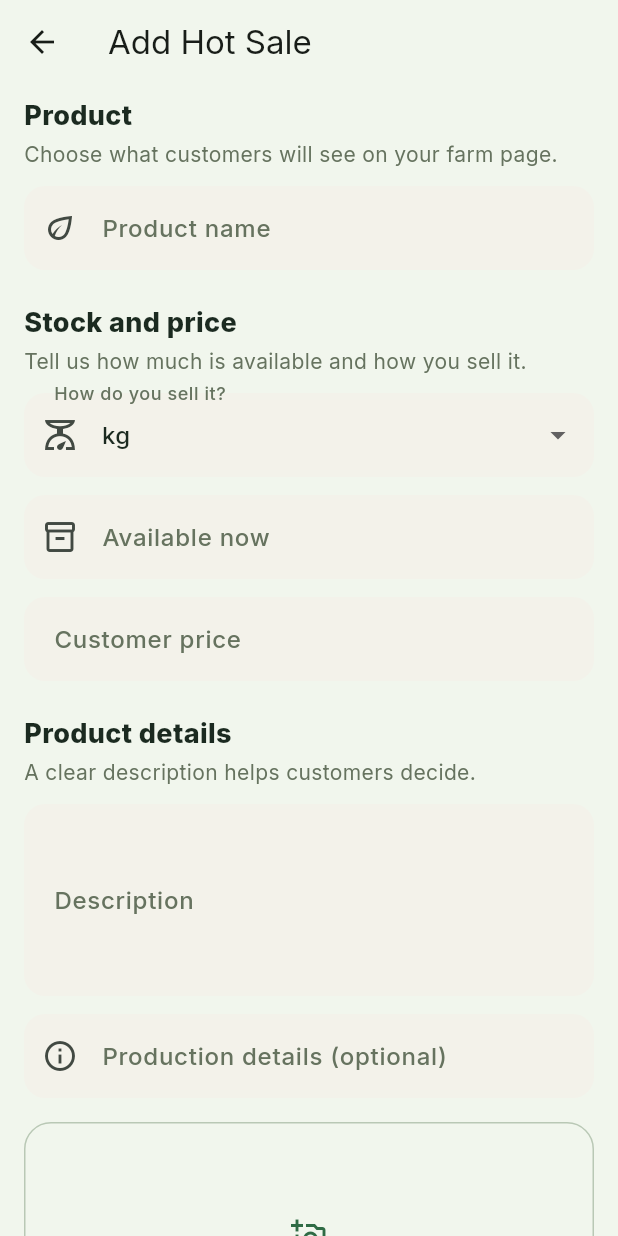
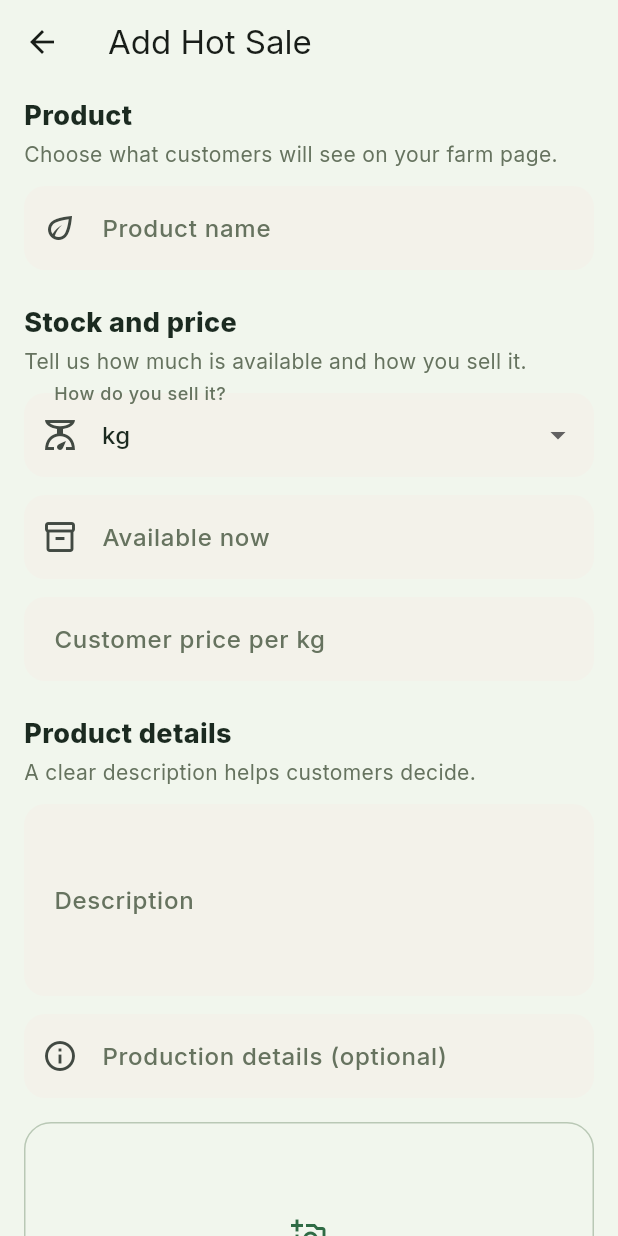
Before and after one commit to Tokol/frshnearbyapp, a Flutter app: the HotSalesScreen screen opened directly, after a tap on "Add product", on a phone screen of 412 x 824 dp. Run offline on Flutter 3.47's test engine with Material 3 defaults, Android fonts, the phone set to English and light mode, and no system bars; our stand-ins replace country_picker, device_info_plus, dio, file_picker, firebase_auth, firebase_core and 8 more; accounts and stored records are empty; network calls fail.

Commit message:
Add custom selling units to Hot Sales

```diff
--- a/lib/features/hot_sales/hot_sales.dart
+++ b/lib/features/hot_sales/hot_sales.dart
@@ -100,6 +100,7 @@ class _Sale {
   double get quantity => (json['quantity'] as num).toDouble();
   int get priceCents => json['priceCents'] as int;
   String get unit => json['unit'] as String;
+  String? get customUnit => json['customUnit'] as String?;
   Uint8List get image => base64Decode(json['imageBase64'] as String);
 }
 
@@ -151,7 +152,7 @@ class _HotSalesApi {
 
   Future<List<_Sale>> sales() async {
     final data = await send(
-      'query { myHotSales { id categoryKey originalLanguage detectedLanguage originalTitle description productionDetail unit priceCents quantity producedAt availableAtFarm status imageMimeType imageBase64 translations { locale title description productionDetail status provider model } rekoRings { id name municipality regionName } } }',
+      'query { myHotSales { id categoryKey originalLanguage detectedLanguage originalTitle description productionDetail unit customUnit priceCents quantity producedAt availableAtFarm status imageMimeType imageBase64 translations { locale title description productionDetail status provider model } rekoRings { id name municipality regionName } } }',
     );
     return (data['myHotSales'] as List<dynamic>)
         .map((v) => _Sale(v as Map<String, dynamic>))
@@ -267,7 +268,10 @@ class _SaleCard extends StatelessWidget {
 
   @override
   Widget build(BuildContext context) {
-    final unit = _unitLabel(context, sale.unit);
+    final unit =
+        sale.unit == 'OTHER' && sale.customUnit?.trim().isNotEmpty == true
+            ? sale.customUnit!.trim()
+            : _unitLabel(context, sale.unit);
     return Container(
       padding: const EdgeInsets.all(14),
       decoration: BoxDecoration(
@@ -400,6 +404,7 @@ class _CreateHotSaleScreenState extends State<_CreateHotSaleScreen> {
   final _production = TextEditingController();
   final _quantity = TextEditingController();
   final _price = TextEditingController();
+  final _customUnit = TextEditingController();
   final _search = TextEditingController();
   String _unit = 'KILOGRAM';
   bool _farm = true;
@@ -416,6 +421,7 @@ class _CreateHotSaleScreenState extends State<_CreateHotSaleScreen> {
     _production.dispose();
     _quantity.dispose();
     _price.dispose();
+    _customUnit.dispose();
     _search.dispose();
     super.dispose();
   }
@@ -476,6 +482,7 @@ class _CreateHotSaleScreenState extends State<_CreateHotSaleScreen> {
                         'BUNCH',
                         'BOX',
                         'DOZEN',
+                        'OTHER',
                       ]
                       .map(
                         (u) => DropdownMenuItem(
@@ -486,6 +493,27 @@ class _CreateHotSaleScreenState extends State<_CreateHotSaleScreen> {
                       .toList(),
               onChanged: (value) => setState(() => _unit = value!),
             ),
+            if (_unit == 'OTHER') ...[
+              const SizedBox(height: 12),
+              TextFormField(
+                controller: _customUnit,
+                textCapitalization: TextCapitalization.sentences,
+                decoration: InputDecoration(
+                  labelText: localizeText(context, 'Custom selling unit'),
+                  hintText: localizeText(
+                    context,
+                    'For example: bag, tray, jar, or 5 kg box',
+                  ),
+                  prefixIcon: const Icon(Icons.edit_outlined),
+                ),
+                onChanged: (_) => setState(() {}),
+                validator:
+                    (value) =>
+                        (value?.trim().isEmpty ?? true)
+                            ? localizeText(context, 'Enter your selling unit.')
+                            : null,
+              ),
+            ],
             const SizedBox(height: 12),
             TextFormField(
               controller: _quantity,
@@ -505,7 +533,9 @@ class _CreateHotSaleScreenState extends State<_CreateHotSaleScreen> {
                 decimal: true,
               ),
               decoration: InputDecoration(
-                labelText: localizeText(context, 'Customer price'),
+                labelText:
+                    '${localizeText(context, 'Customer price per')} '
+                    '${_unit == 'OTHER' ? (_customUnit.text.trim().isEmpty ? localizeText(context, 'custom unit') : _customUnit.text.trim()) : _unitLabel(context, _unit)}',
                 prefixText: '€ ',
               ),
               validator: _positive,
@@ -820,6 +850,7 @@ class _CreateHotSaleScreenState extends State<_CreateHotSaleScreen> {
         if (_production.text.trim().isNotEmpty)
           'productionDetail': _production.text.trim(),
         'unit': _unit,
+        if (_unit == 'OTHER') 'customUnit': _customUnit.text.trim(),
         'priceCents':
             ((double.parse(_price.text.replaceAll(',', '.'))) * 100).round(),
         'quantity': double.parse(_quantity.text.replaceAll(',', '.')),
@@ -850,6 +881,7 @@ String _unitLabel(BuildContext context, String unit) =>
       'BUNCH' => 'bunch',
       'BOX' => 'box',
       'DOZEN' => 'dozen',
+      'OTHER' => 'Other / custom unit',
       _ => unit,
     });
 
```
Also changed, not shown: lib/l10n/localized_text.dart (+14 -0 lines).
